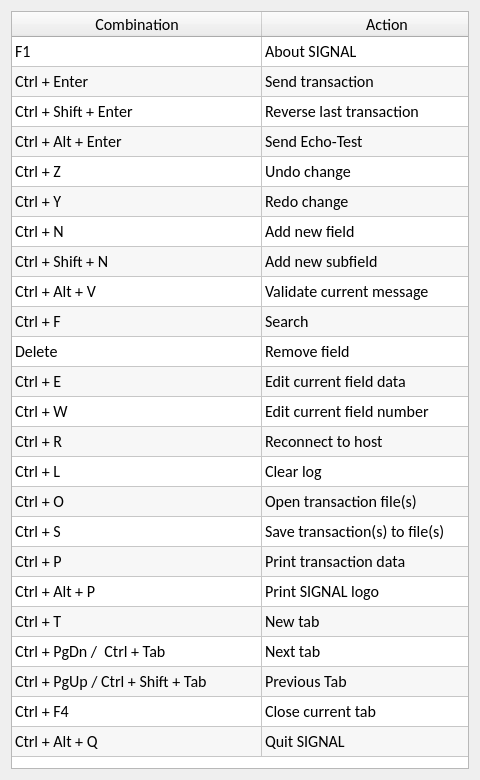
Qt form common/gui/forms/hotkeys.ui (FedorIvanov37/signal) before a commit.
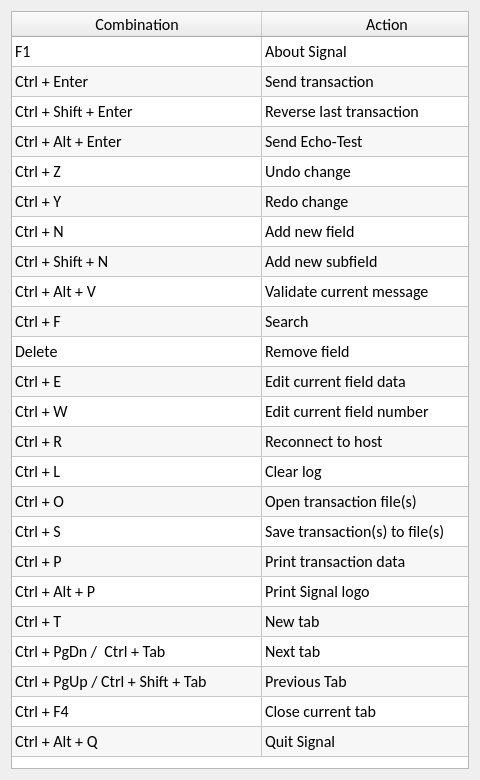
The same form after that commit.

```diff
--- a/common/gui/forms/hotkeys.ui
+++ b/common/gui/forms/hotkeys.ui
@@ -77,7 +77,13 @@
       <bool>true</bool>
      </property>
      <property name="selectionMode">
-      <enum>QAbstractItemView::NoSelection</enum>
+      <enum>QAbstractItemView::SingleSelection</enum>
+     </property>
+     <property name="selectionBehavior">
+      <enum>QAbstractItemView::SelectRows</enum>
+     </property>
+     <property name="sortingEnabled">
+      <bool>false</bool>
      </property>
      <property name="wordWrap">
       <bool>false</bool>
@@ -243,7 +249,7 @@
      </item>
      <item row="0" column="1">
       <property name="text">
-       <string>About SIGNAL</string>
+       <string>About Signal</string>
       </property>
      </item>
      <item row="1" column="0">
@@ -423,7 +429,7 @@
      </item>
      <item row="18" column="1">
       <property name="text">
-       <string>Print SIGNAL logo</string>
+       <string>Print Signal logo</string>
       </property>
      </item>
      <item row="19" column="0">
@@ -473,7 +479,7 @@
      </item>
      <item row="23" column="1">
       <property name="text">
-       <string>Quit SIGNAL</string>
+       <string>Quit Signal</string>
       </property>
      </item>
     </widget>
```
